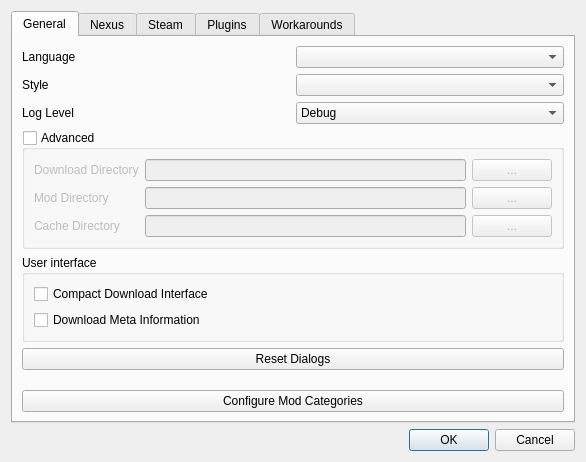
Before: the Qt Designer form src/MO/src/settingsdialog.ui in Silarn/modorganizer, drawn with Qt 5.
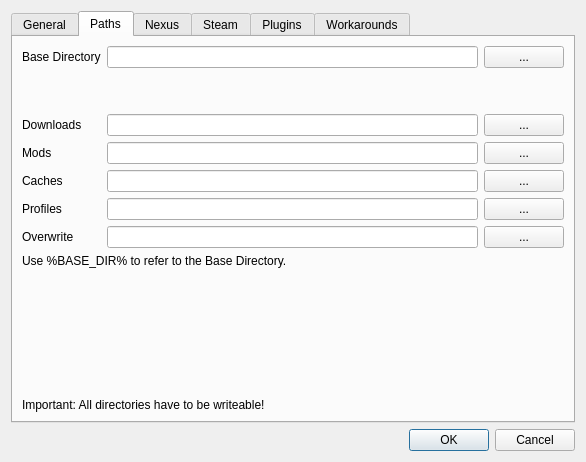
After: the same form once the commit is applied. The open tabs and pages were chosen to show the change. Icons and pictures are not drawn.

```diff
--- a/src/MO/src/settingsdialog.ui
+++ b/src/MO/src/settingsdialog.ui
@@ -108,89 +108,20 @@
         </layout>
        </item>
        <item>
-        <widget class="QGroupBox" name="groupBox_2">
-         <property name="title">
-          <string>Advanced</string>
+        <widget class="QCheckBox" name="usePrereleaseBox">
+         <property name="toolTip">
+          <string>Update to non-stable releases.</string>
          </property>
-         <property name="checkable">
-          <bool>true</bool>
+         <property name="whatsThis">
+          <string>If this is enabled, the integrated update mechanism will notify of all releases, including pre-releases (alphas, betas).
+ 
+ Please use this only if you're sufficiently tech-savvy to investigate issues, look for known problems in the issue tracker and create meaningful reports.
+ 
+ If you use pre-releases, never contact me directly by e-mail or via private messages!</string>
          </property>
-         <property name="checked">
-          <bool>false</bool>
+         <property name="text">
+          <string>Install Pre-releases (Betas)</string>
          </property>
-         <layout class="QGridLayout" name="gridLayout">
-          <item row="0" column="1">
-           <widget class="QLineEdit" name="downloadDirEdit">
-            <property name="toolTip">
-             <string>Directory where downloads are stored.</string>
-            </property>
-            <property name="whatsThis">
-             <string>Directory where downloads are stored.</string>
-            </property>
-           </widget>
-          </item>
-          <item row="0" column="2">
-           <widget class="QPushButton" name="browseDownloadDirBtn">
-            <property name="sizePolicy">
-             <sizepolicy hsizetype="Fixed" vsizetype="Fixed">
-              <horstretch>0</horstretch>
-              <verstretch>0</verstretch>
-             </sizepolicy>
-            </property>
-            <property name="text">
-             <string notr="true">...</string>
-            </property>
-           </widget>
-          </item>
-          <item row="2" column="0">
-           <widget class="QLabel" name="label_8">
-            <property name="text">
-             <string>Mod Directory</string>
-            </property>
-           </widget>
-          </item>
-          <item row="2" column="1">
-           <widget class="QLineEdit" name="modDirEdit">
-            <property name="toolTip">
-             <string>Directory where mods are stored.</string>
-            </property>
-            <property name="whatsThis">
-             <string>Directory where mods are stored. Please note that changing this will break all associations of profiles with mods that don't exist in the new location (with the same name).</string>
-            </property>
-           </widget>
-          </item>
-          <item row="2" column="2">
-           <widget class="QPushButton" name="browseModDirBtn">
-            <property name="text">
-             <string notr="true">...</string>
-            </property>
-           </widget>
-          </item>
-          <item row="0" column="0">
-           <widget class="QLabel" name="label_7">
-            <property name="text">
-             <string>Download Directory</string>
-            </property>
-           </widget>
-          </item>
-          <item row="3" column="0">
-           <widget class="QLabel" name="label_9">
-            <property name="text">
-             <string>Cache Directory</string>
-            </property>
-           </widget>
-          </item>
-          <item row="3" column="1">
-           <widget class="QLineEdit" name="cacheDirEdit"/>
-          </item>
-          <item row="3" column="2">
-           <widget class="QPushButton" name="browseCacheDirBtn">
-            <property name="text">
-             <string notr="true">...</string>
-            </property>
-           </widget>
-          </item>
-         </layout>
         </widget>
        </item>
        <item>
@@ -204,7 +135,7 @@
             <property name="toolTip">
              <string>If checked, the download interface will be more compact.</string>
             </property>
-            <property name="text">
+            <property name="whatsThis">
              <string>Compact Download Interface</string>
             </property>
            </widget>
@@ -219,30 +150,209 @@
             </property>
            </widget>
           </item>
+          <item>
+           <widget class="QPushButton" name="resetDialogsButton">
+            <property name="maximumSize">
+             <size>
+              <width>16777215</width>
+              <height>16777215</height>
+             </size>
+            </property>
+            <property name="toolTip">
+             <string>Reset stored information from dialogs..</string>
+            </property>
+            <property name="whatsThis">
+             <string>This will make all dialogs show up again where you checked the &quot;Remember selection&quot;-box.</string>
+            </property>
+            <property name="text">
+             <string>Reset Dialogs</string>
+            </property>
+           </widget>
+          </item>
+          <item>
+           <spacer name="verticalSpacer">
+            <property name="orientation">
+             <enum>Qt::Vertical</enum>
+            </property>
+            <property name="sizeHint" stdset="0">
+             <size>
+              <width>20</width>
+              <height>40</height>
+             </size>
+            </property>
+           </spacer>
+          </item>
+          <item>
+           <widget class="QPushButton" name="categoriesBtn">
+            <property name="toolTip">
+             <string>Modify the categories available to arrange your mods.</string>
+            </property>
+            <property name="whatsThis">
+             <string>Modify the categories available to arrange your mods.</string>
+            </property>
+            <property name="text">
+             <string>Configure Mod Categories</string>
+            </property>
+           </widget>
+          </item>
          </layout>
         </widget>
        </item>
+      </layout>
+     </widget>
+     <widget class="QWidget" name="pathsTab">
+      <attribute name="title">
+       <string>Paths</string>
+      </attribute>
+      <layout class="QVBoxLayout" name="verticalLayout_10">
        <item>
-        <widget class="QPushButton" name="resetDialogsButton">
-         <property name="maximumSize">
-          <size>
-           <width>16777215</width>
-           <height>16777215</height>
-          </size>
-         </property>
-         <property name="toolTip">
-          <string>Reset stored information from dialogs.</string>
-         </property>
-         <property name="whatsThis">
-          <string>This will make all dialogs show up again where you checked the &quot;Remember selection&quot;-box.</string>
-         </property>
+        <layout class="QGridLayout" name="gridLayout_2">
+         <item row="0" column="0">
+          <widget class="QLabel" name="label_25">
+           <property name="text">
+            <string>Base Directory</string>
+           </property>
+          </widget>
+         </item>
+         <item row="6" column="2">
+          <widget class="QPushButton" name="browseOverwriteDirBtn">
+           <property name="text">
+            <string>...</string>
+           </property>
+          </widget>
+         </item>
+         <item row="6" column="1">
+          <widget class="QLineEdit" name="overwriteDirEdit"/>
+         </item>
+         <item row="0" column="1">
+          <widget class="QLineEdit" name="baseDirEdit"/>
+         </item>
+         <item row="0" column="2">
+          <widget class="QPushButton" name="browseBaseDirBtn">
+           <property name="text">
+            <string>...</string>
+           </property>
+          </widget>
+         </item>
+         <item row="6" column="0">
+          <widget class="QLabel" name="label_24">
+           <property name="text">
+            <string>Overwrite</string>
+           </property>
+          </widget>
+         </item>
+         <item row="4" column="0">
+          <widget class="QLabel" name="label_9">
+           <property name="text">
+            <string>Caches</string>
+           </property>
+          </widget>
+         </item>
+         <item row="3" column="2">
+          <widget class="QPushButton" name="browseModDirBtn">
+           <property name="text">
+            <string notr="true">...</string>
+           </property>
+          </widget>
+         </item>
+         <item row="4" column="1">
+          <widget class="QLineEdit" name="cacheDirEdit"/>
+         </item>
+         <item row="2" column="0">
+          <widget class="QLabel" name="label_7">
+           <property name="text">
+            <string>Downloads</string>
+           </property>
+          </widget>
+         </item>
+         <item row="4" column="2">
+          <widget class="QPushButton" name="browseCacheDirBtn">
+           <property name="text">
+            <string notr="true">...</string>
+           </property>
+          </widget>
+         </item>
+         <item row="3" column="1">
+          <widget class="QLineEdit" name="modDirEdit">
+           <property name="toolTip">
+            <string>Directory where mods are stored.</string>
+           </property>
+           <property name="whatsThis">
+            <string>Directory where mods are stored. Please note that changing this will break all associations of profiles with mods that don't exist in the new location (with the same name).</string>
+           </property>
+          </widget>
+         </item>
+         <item row="2" column="2">
+          <widget class="QPushButton" name="browseDownloadDirBtn">
+           <property name="sizePolicy">
+            <sizepolicy hsizetype="Fixed" vsizetype="Fixed">
+             <horstretch>0</horstretch>
+             <verstretch>0</verstretch>
+            </sizepolicy>
+           </property>
+           <property name="text">
+            <string notr="true">...</string>
+           </property>
+          </widget>
+         </item>
+         <item row="2" column="1">
+          <widget class="QLineEdit" name="downloadDirEdit">
+           <property name="toolTip">
+            <string>Directory where downloads are stored.</string>
+           </property>
+           <property name="whatsThis">
+            <string>Directory where downloads are stored.</string>
+           </property>
+          </widget>
+         </item>
+         <item row="3" column="0">
+          <widget class="QLabel" name="label_8">
+           <property name="text">
+            <string>Mods</string>
+           </property>
+          </widget>
+         </item>
+         <item row="5" column="2">
+          <widget class="QPushButton" name="browseProfilesDirBtn">
+           <property name="text">
+            <string>...</string>
+           </property>
+          </widget>
+         </item>
+         <item row="5" column="1">
+          <widget class="QLineEdit" name="profilesDirEdit"/>
+         </item>
+         <item row="5" column="0">
+          <widget class="QLabel" name="label_22">
+           <property name="text">
+            <string>Profiles</string>
+           </property>
+          </widget>
+         </item>
+         <item row="1" column="1">
+          <spacer name="verticalSpacer_8">
+           <property name="orientation">
+            <enum>Qt::Vertical</enum>
+           </property>
+           <property name="sizeHint" stdset="0">
+            <size>
+             <width>20</width>
+             <height>40</height>
+            </size>
+           </property>
+          </spacer>
+         </item>
+        </layout>
+       </item>
+       <item>
+        <widget class="QLabel" name="label_26">
          <property name="text">
-          <string>Reset Dialogs</string>
+          <string>Use %BASE_DIR% to refer to the Base Directory.</string>
          </property>
         </widget>
        </item>
        <item>
-        <spacer name="verticalSpacer">
+        <spacer name="verticalSpacer_6">
          <property name="orientation">
           <enum>Qt::Vertical</enum>
          </property>
@@ -255,15 +365,9 @@
         </spacer>
        </item>
        <item>
-        <widget class="QPushButton" name="categoriesBtn">
-         <property name="toolTip">
-          <string>Modify the categories available to arrange your mods.</string>
-         </property>
-         <property name="whatsThis">
-          <string>Modify the categories available to arrange your mods.</string>
-         </property>
+        <widget class="QLabel" name="label_23">
          <property name="text">
-          <string>Configure Mod Categories</string>
+          <string>Important: All directories have to be writeable!</string>
          </property>
         </widget>
        </item>
```
Left out of the diff: 86 changed lines with no effect on the pictures.
